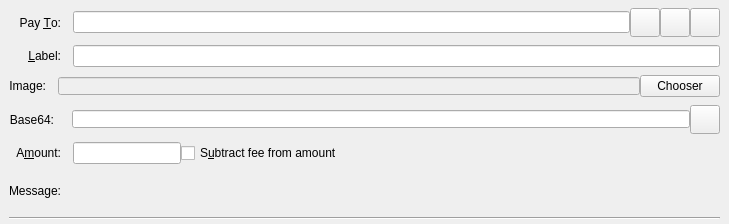
Qt form src/qt/forms/sendcoinsentry.ui (mceme/ImageCoin) before a commit.
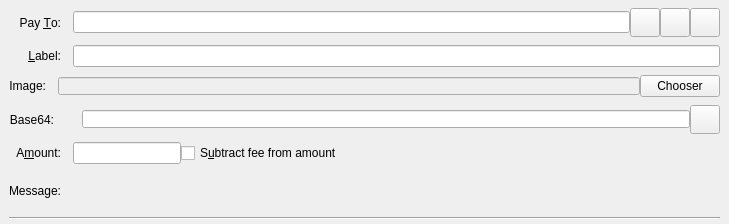
The same form after that commit. Custom widgets are drawn as their Qt base class.

The edit to the form file:
```diff
--- a/src/qt/forms/sendcoinsentry.ui
+++ b/src/qt/forms/sendcoinsentry.ui
@@ -258,7 +258,7 @@
          <string>Enter a Image base 64 for this tx.</string>
         </property>
         <property name="styleSheet">
-         <string notr="true">margin-left:18px</string>
+         <string notr="true">margin-left:28px</string>
         </property>
        </widget>
       </item>
```
